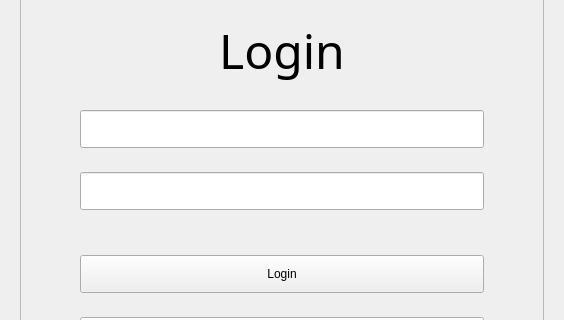
First picture: the form in message-client/1.Login/ui/LoginWidget.ui, repository yxiao-yang/message-client, before the edit; both pictures show x 165 to 729 and y 171 to 491 of the 900 by 600 pixel window.
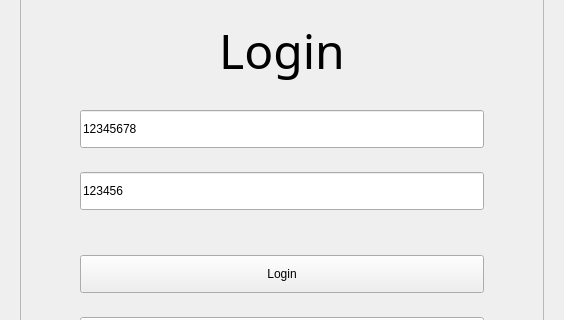
Second picture: the form after the edit.

Diff of the .ui file:
```diff
--- a/message-client/1.Login/ui/LoginWidget.ui
+++ b/message-client/1.Login/ui/LoginWidget.ui
@@ -136,6 +136,9 @@
               <verstretch>0</verstretch>
              </sizepolicy>
             </property>
+            <property name="text">
+             <string>12345678</string>
+            </property>
            </widget>
           </item>
           <item>
@@ -162,6 +165,9 @@
               <verstretch>0</verstretch>
              </sizepolicy>
             </property>
+            <property name="text">
+             <string>123456</string>
+            </property>
            </widget>
           </item>
           <item>
```
